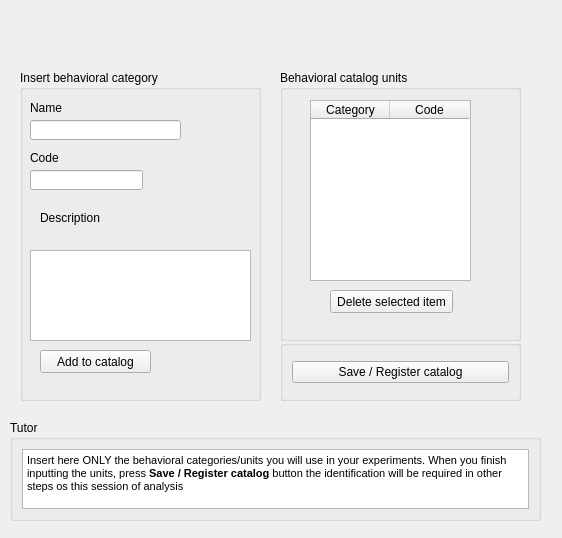
First picture: the form in src/telacadastrocatalago.ui, repository EthoWatcher/ethowatcher, before the edit.
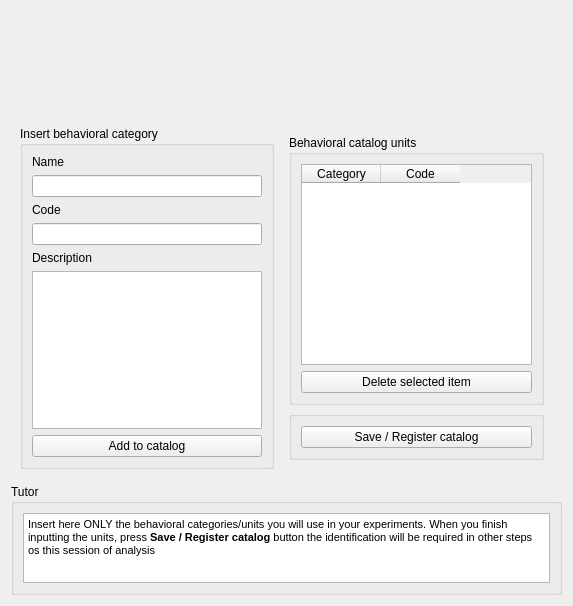
Second picture: the form after the edit. Icons and pictures are not drawn.

Commit message: arrumando interface de cadasro de catalogo

```diff
--- a/src/telacadastrocatalago.ui
+++ b/src/telacadastrocatalago.ui
@@ -6,99 +6,85 @@
    <rect>
     <x>0</x>
     <y>0</y>
-    <width>562</width>
-    <height>538</height>
+    <width>573</width>
+    <height>587</height>
    </rect>
   </property>
   <property name="windowTitle">
    <string>Register behavioral catalog</string>
   </property>
+  <layout class="QVBoxLayout" name="verticalLayout_3">
+   <item>
+    <widget class="QLabel" name="label_4">
+     <property name="minimumSize">
+      <size>
+       <width>0</width>
+       <height>100</height>
+      </size>
+     </property>
+     <property name="text">
+      <string/>
+     </property>
+     <property name="pixmap">
+      <pixmap resource="resourcefile.qrc">:/icons/ethoOS.png</pixmap>
+     </property>
+     <property name="scaledContents">
+      <bool>true</bool>
+     </property>
+    </widget>
+   </item>
+   <item>
+    <widget class="QWidget" name="widget" native="true">
+     <property name="minimumSize">
+      <size>
+       <width>541</width>
+       <height>361</height>
+      </size>
+     </property>
+     <layout class="QHBoxLayout" name="horizontalLayout">
+      <item>
   <widget class="QGroupBox" name="groupBox">
-   <property name="geometry">
-    <rect>
-     <x>20</x>
-     <y>70</y>
-     <width>241</width>
-     <height>331</height>
-    </rect>
-   </property>
    <property name="title">
     <string>Insert behavioral category</string>
    </property>
-   <widget class="QLineEdit" name="leCategoria">
-    <property name="geometry">
-     <rect>
-      <x>10</x>
-      <y>50</y>
-      <width>151</width>
-      <height>20</height>
-     </rect>
-    </property>
-    <property name="text">
-     <string/>
-    </property>
-   </widget>
+        <layout class="QVBoxLayout" name="verticalLayout_5">
+         <item>
    <widget class="QLabel" name="label">
-    <property name="geometry">
-     <rect>
-      <x>10</x>
-      <y>30</y>
-      <width>171</width>
-      <height>16</height>
-     </rect>
-    </property>
     <property name="text">
      <string>Name</string>
     </property>
    </widget>
-   <widget class="QLineEdit" name="leAtalho">
-    <property name="geometry">
-     <rect>
-      <x>10</x>
-      <y>100</y>
-      <width>113</width>
-      <height>20</height>
-     </rect>
-    </property>
+         </item>
+         <item>
+          <widget class="QLineEdit" name="leCategoria">
     <property name="text">
      <string/>
     </property>
    </widget>
+         </item>
+         <item>
    <widget class="QLabel" name="label_2">
-    <property name="geometry">
-     <rect>
-      <x>10</x>
-      <y>80</y>
-      <width>171</width>
-      <height>16</height>
-     </rect>
-    </property>
     <property name="text">
      <string>Code</string>
     </property>
    </widget>
+         </item>
+         <item>
+          <widget class="QLineEdit" name="leAtalho">
+           <property name="text">
+            <string/>
+           </property>
+          </widget>
+         </item>
+         <item>
    <widget class="QLabel" name="label_3">
-    <property name="geometry">
-     <rect>
-      <x>20</x>
-      <y>140</y>
-      <width>131</width>
-      <height>16</height>
-     </rect>
-    </property>
     <property name="text">
      <string>Description</string>
     </property>
    </widget>
+         </item>
+         <item>
    <widget class="QTextEdit" name="textDscElem">
-    <property name="geometry">
-     <rect>
-      <x>10</x>
-      <y>180</y>
-      <width>221</width>
-      <height>91</height>
-     </rect>
-    </property>
     <property name="html">
      <string>&lt;!DOCTYPE HTML PUBLIC &quot;-//W3C//DTD HTML 4.0//EN&quot; &quot;http://www.w3.org/TR/REC-html40/strict.dtd&quot;&gt;
 &lt;html&gt;&lt;head&gt;&lt;meta name=&quot;qrichtext&quot; content=&quot;1&quot; /&gt;&lt;style type=&quot;text/css&quot;&gt;
@@ -107,41 +93,36 @@
 &lt;p style=&quot;-qt-paragraph-type:empty; margin-top:0px; margin-bottom:0px; margin-left:0px; margin-right:0px; -qt-block-indent:0; text-indent:0px;&quot;&gt;&lt;br /&gt;&lt;/p&gt;&lt;/body&gt;&lt;/html&gt;</string>
     </property>
    </widget>
+         </item>
+         <item>
    <widget class="QPushButton" name="pbAddCategoria">
-    <property name="geometry">
-     <rect>
-      <x>20</x>
-      <y>280</y>
-      <width>111</width>
-      <height>23</height>
-     </rect>
-    </property>
     <property name="text">
      <string>Add to catalog</string>
     </property>
    </widget>
-  </widget>
+         </item>
+        </layout>
+        <zorder>leCategoria</zorder>
+        <zorder>label</zorder>
+        <zorder>leAtalho</zorder>
+        <zorder>label_2</zorder>
+        <zorder>label_3</zorder>
+        <zorder>textDscElem</zorder>
+        <zorder>pbAddCategoria</zorder>
+        <zorder>widget</zorder>
+       </widget>
+      </item>
+      <item>
+       <widget class="QWidget" name="widget_2" native="true">
+        <layout class="QVBoxLayout" name="verticalLayout_4">
+         <item>
   <widget class="QGroupBox" name="groupBox_2">
-   <property name="geometry">
-    <rect>
-     <x>280</x>
-     <y>70</y>
-     <width>241</width>
-     <height>271</height>
-    </rect>
-   </property>
    <property name="title">
     <string>Behavioral catalog units</string>
    </property>
+           <layout class="QVBoxLayout" name="verticalLayout_6">
+            <item>
    <widget class="QTableWidget" name="tabDadCat">
-    <property name="geometry">
-     <rect>
-      <x>30</x>
-      <y>30</y>
-      <width>161</width>
-      <height>181</height>
-     </rect>
-    </property>
     <property name="font">
      <font>
       <weight>50</weight>
@@ -192,29 +173,51 @@
      </property>
     </column>
    </widget>
+            </item>
+            <item>
    <widget class="QPushButton" name="pbClearItem">
-    <property name="geometry">
-     <rect>
-      <x>50</x>
-      <y>220</y>
-      <width>123</width>
-      <height>23</height>
-     </rect>
-    </property>
     <property name="text">
      <string>Delete selected item</string>
     </property>
    </widget>
-  </widget>
+            </item>
+           </layout>
+           <zorder>tabDadCat</zorder>
+           <zorder>pbClearItem</zorder>
+           <zorder>widget</zorder>
+           <zorder>groupBox</zorder>
+          </widget>
+         </item>
+         <item>
+          <widget class="QGroupBox" name="groupBox_4">
+           <property name="maximumSize">
+            <size>
+             <width>16777215</width>
+             <height>65</height>
+            </size>
+           </property>
+           <property name="title">
+            <string/>
+           </property>
+           <layout class="QVBoxLayout" name="verticalLayout_2">
+            <item>
+             <widget class="QPushButton" name="pbCadastroCatalago">
+              <property name="text">
+               <string>Save / Register catalog</string>
+              </property>
+             </widget>
+            </item>
+           </layout>
+          </widget>
+         </item>
+        </layout>
+       </widget>
+      </item>
+     </layout>
+    </widget>
+   </item>
+   <item>
   <widget class="QGroupBox" name="groupBox_3">
-   <property name="geometry">
-    <rect>
-     <x>10</x>
-     <y>420</y>
-     <width>531</width>
-     <height>101</height>
-    </rect>
-   </property>
    <property name="title">
     <string>Tutor</string>
    </property>
@@ -232,47 +235,8 @@
     </item>
    </layout>
   </widget>
-  <widget class="QGroupBox" name="groupBox_4">
-   <property name="geometry">
-    <rect>
-     <x>280</x>
-     <y>340</y>
-     <width>241</width>
-     <height>61</height>
-    </rect>
-   </property>
-   <property name="title">
-    <string/>
-   </property>
-   <layout class="QVBoxLayout" name="verticalLayout_2">
-    <item>
-     <widget class="QPushButton" name="pbCadastroCatalago">
-      <property name="text">
-       <string>Save / Register catalog</string>
-      </property>
-     </widget>
-    </item>
-   </layout>
-  </widget>
-  <widget class="QLabel" name="label_4">
-   <property name="geometry">
-    <rect>
-     <x>20</x>
-     <y>10</y>
-     <width>501</width>
-     <height>51</height>
-    </rect>
-   </property>
-   <property name="text">
-    <string/>
-   </property>
-   <property name="pixmap">
-    <pixmap resource="recursos.qrc">:/recursos/cabecalho4.jpg</pixmap>
-   </property>
-   <property name="scaledContents">
-    <bool>true</bool>
-   </property>
-  </widget>
+   </item>
+  </layout>
  </widget>
  <resources>
   <include location="recursos.qrc"/>
```
Left out of the diff: 2 changed lines with no effect on the pictures. Lines whose indentation alone changed are shown as unchanged. The commit also changes 1 other file.
